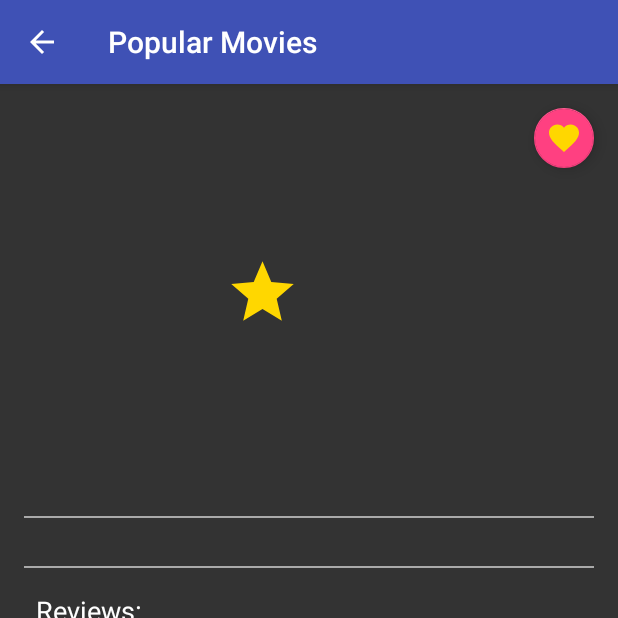
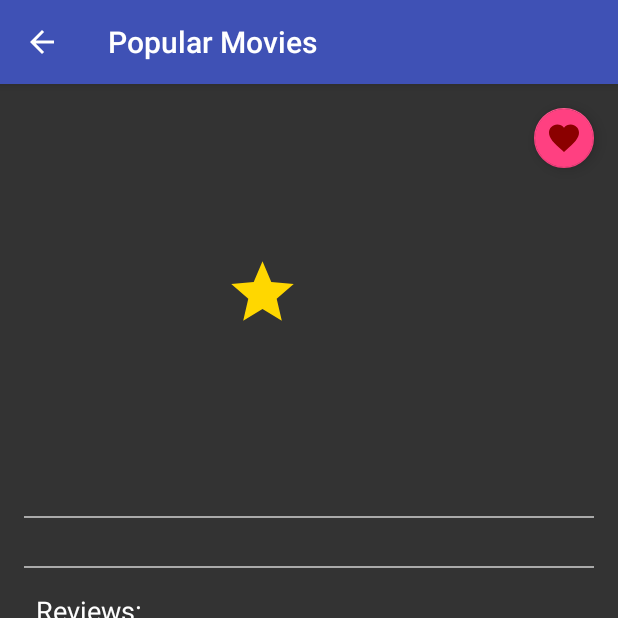
Before and after one commit to bruno78/popular-movies-app-v2, an Android app: the MovieDetailActivity screen opened directly, with no data from a screen before it, after a tap on an icon or button, on a phone screen of 412 x 824 dp, the top half of it. Run offline under Robolectric (Android 15) with nearby library versions, the phone set to English and light mode, and no system bars; our stand-ins replace ButterKnife, Picasso, Room's generated code; pictures from the network do not load; 10 statements that could not run were skipped.

Commit message:
Finish project

```diff
--- a/app/src/main/java/com/brunogtavares/popmovies/MovieDetailActivity.java
+++ b/app/src/main/java/com/brunogtavares/popmovies/MovieDetailActivity.java
@@ -5,6 +5,7 @@ import android.arch.lifecycle.ViewModelProviders;
 import android.content.Intent;
 import android.content.pm.PackageManager;
 import android.content.pm.ResolveInfo;
+import android.content.res.ColorStateList;
 import android.graphics.Color;
 import android.net.Uri;
 import android.os.Parcelable;
@@ -49,7 +50,8 @@ import butterknife.OnClick;
  * reviews. More info on loaders in the same activity:
  * https://stackoverflow.com/questions/15643907/multiple-loaders-in-same-activity
  */
-public class MovieDetailActivity extends AppCompatActivity implements LoaderManager.LoaderCallbacks<List<MovieTrailer>>, MovieTrailerAdapter.MovieTrailerOnClickHandler {
+public class MovieDetailActivity extends AppCompatActivity
+        implements LoaderManager.LoaderCallbacks<List<MovieTrailer>>, MovieTrailerAdapter.MovieTrailerOnClickHandler {
 
     private static final String LOG_TAG = MovieDetailActivity.class.getSimpleName();
 
@@ -317,11 +319,11 @@ public class MovieDetailActivity extends AppCompatActivity implements LoaderMana
 
     private void setColorFavoriteButton() {
         if (mIsFavorite) {
-            int goldColor = ResourcesCompat.getColor(getResources(), R.color.goldStar, null);
-            mAddFavoritesButton.setColorFilter(goldColor);
+            mAddFavoritesButton.setColorFilter(ResourcesCompat.getColor(getResources(), R.color.redFavorite, null));
         }
         else {
             mAddFavoritesButton.setColorFilter(Color.WHITE);
+            mAddFavoritesButton.setImageResource(R.drawable.ic_favorite_black_24dp);
         }
     }
 
--- a/app/src/main/java/com/brunogtavares/popmovies/MoviesActivity.java
+++ b/app/src/main/java/com/brunogtavares/popmovies/MoviesActivity.java
@@ -265,7 +265,11 @@ public class MoviesActivity extends AppCompatActivity
     @Override
     public void onLoadFinished(Loader<List<Movie>> loader, List<Movie> movies) {
         mLoadingIndicator.setVisibility(View.INVISIBLE);
-        mMovieAdapter.setMovieList(movies);
+
+        if(sortBy != FAVORITES) {
+            mMovieAdapter.setMovieList(movies);
+        }
+
 
         // If movies is not empty or null populate the adapter
         if(movies == null) {
--- a/app/src/main/res/layout/activity_movie_detail.xml
+++ b/app/src/main/res/layout/activity_movie_detail.xml
@@ -30,7 +30,6 @@
                     tools:srcCompat="@drawable/backdrop" />
 
             </LinearLayout>
-
 
 
             <android.support.design.widget.FloatingActionButton
--- a/app/src/main/res/values/colors.xml
+++ b/app/src/main/res/values/colors.xml
@@ -5,4 +5,5 @@
     <color name="colorAccent">#FF4081</color>
     <color name="greyBackground">#333</color>
     <color name="goldStar">#FFD700</color>
+    <color name="redFavorite">#8b0000</color>
 </resources>
```
